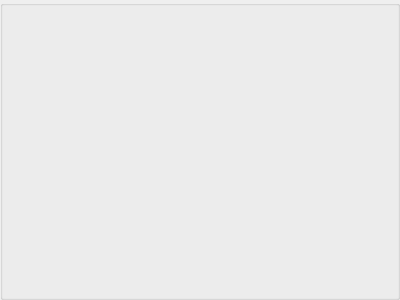
First picture: the form in network.ui, repository alexhebri/SwiftBoost, before the edit.
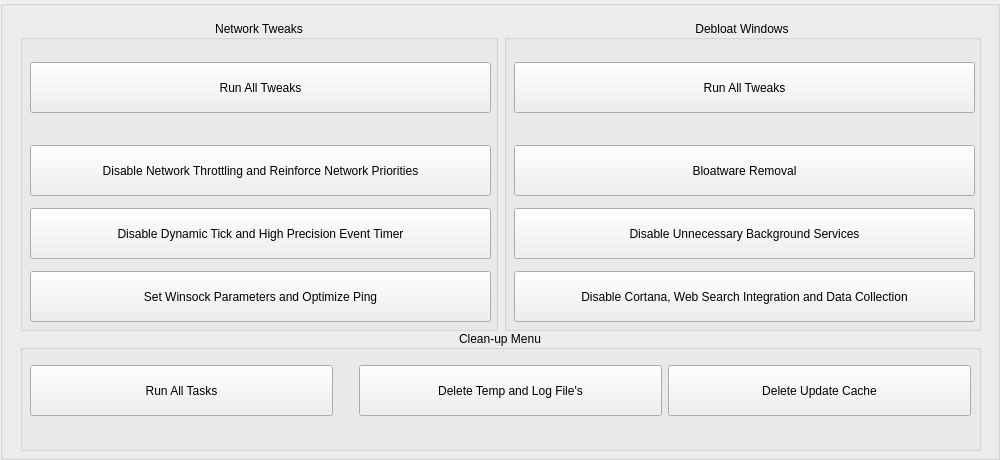
Second picture: the form after the edit.

```diff
--- a/network.ui
+++ b/network.ui
@@ -6,13 +6,405 @@
    <rect>
     <x>0</x>
     <y>0</y>
-    <width>400</width>
-    <height>300</height>
+    <width>1000</width>
+    <height>460</height>
    </rect>
   </property>
+  <property name="sizePolicy">
+   <sizepolicy hsizetype="Minimum" vsizetype="Minimum">
+    <horstretch>0</horstretch>
+    <verstretch>0</verstretch>
+   </sizepolicy>
+  </property>
+  <property name="minimumSize">
+   <size>
+    <width>1000</width>
+    <height>460</height>
+   </size>
+  </property>
+  <property name="maximumSize">
+   <size>
+    <width>1000</width>
+    <height>460</height>
+   </size>
+  </property>
   <property name="windowTitle">
    <string>GroupBox</string>
   </property>
+  <widget class="QWidget" name="">
+   <property name="geometry">
+    <rect>
+     <x>20</x>
+     <y>20</y>
+     <width>961</width>
+     <height>311</height>
+    </rect>
+   </property>
+   <layout class="QHBoxLayout" name="horizontalLayout">
+    <item>
+     <widget class="QGroupBox" name="groupBox">
+      <property name="title">
+       <string>Network Tweaks</string>
+      </property>
+      <property name="alignment">
+       <set>Qt::AlignmentFlag::AlignCenter</set>
+      </property>
+      <widget class="QWidget" name="layoutWidget">
+       <property name="geometry">
+        <rect>
+         <x>10</x>
+         <y>40</y>
+         <width>461</width>
+         <height>266</height>
+        </rect>
+       </property>
+       <layout class="QVBoxLayout" name="verticalLayout_2">
+        <property name="spacing">
+         <number>10</number>
+        </property>
+        <item>
+         <widget class="QPushButton" name="network_all">
+          <property name="minimumSize">
+           <size>
+            <width>231</width>
+            <height>51</height>
+           </size>
+          </property>
+          <property name="text">
+           <string>Run All Tweaks</string>
+          </property>
+          <property name="checkable">
+           <bool>false</bool>
+          </property>
+          <property name="autoRepeat">
+           <bool>false</bool>
+          </property>
+          <property name="autoExclusive">
+           <bool>false</bool>
+          </property>
+         </widget>
+        </item>
+        <item>
+         <spacer name="horizontalSpacer_2">
+          <property name="orientation">
+           <enum>Qt::Orientation::Horizontal</enum>
+          </property>
+          <property name="sizeHint" stdset="0">
+           <size>
+            <width>40</width>
+            <height>20</height>
+           </size>
+          </property>
+         </spacer>
+        </item>
+        <item>
+         <widget class="QPushButton" name="network_throttling">
+          <property name="minimumSize">
+           <size>
+            <width>231</width>
+            <height>51</height>
+           </size>
+          </property>
+          <property name="text">
+           <string>Disable Network Throttling and Reinforce Network Priorities</string>
+          </property>
+          <property name="checkable">
+           <bool>false</bool>
+          </property>
+          <property name="autoRepeat">
+           <bool>false</bool>
+          </property>
+          <property name="autoExclusive">
+           <bool>false</bool>
+          </property>
+         </widget>
+        </item>
+        <item>
+         <widget class="QPushButton" name="network_dynamic">
+          <property name="minimumSize">
+           <size>
+            <width>231</width>
+            <height>51</height>
+           </size>
+          </property>
+          <property name="text">
+           <string>Disable Dynamic Tick and High Precision Event Timer</string>
+          </property>
+          <property name="checkable">
+           <bool>false</bool>
+          </property>
+          <property name="autoRepeat">
+           <bool>false</bool>
+          </property>
+          <property name="autoExclusive">
+           <bool>false</bool>
+          </property>
+         </widget>
+        </item>
+        <item>
+         <widget class="QPushButton" name="network_ping">
+          <property name="minimumSize">
+           <size>
+            <width>231</width>
+            <height>51</height>
+           </size>
+          </property>
+          <property name="text">
+           <string>Set Winsock Parameters and Optimize Ping</string>
+          </property>
+          <property name="checkable">
+           <bool>false</bool>
+          </property>
+          <property name="autoRepeat">
+           <bool>false</bool>
+          </property>
+          <property name="autoExclusive">
+           <bool>false</bool>
+          </property>
+         </widget>
+        </item>
+       </layout>
+      </widget>
+     </widget>
+    </item>
+    <item>
+     <widget class="QGroupBox" name="groupBox_2">
+      <property name="title">
+       <string>Debloat Windows</string>
+      </property>
+      <property name="alignment">
+       <set>Qt::AlignmentFlag::AlignCenter</set>
+      </property>
+      <widget class="QWidget" name="layoutWidget_2">
+       <property name="geometry">
+        <rect>
+         <x>10</x>
+         <y>40</y>
+         <width>461</width>
+         <height>266</height>
+        </rect>
+       </property>
+       <layout class="QVBoxLayout" name="verticalLayout_3">
+        <property name="spacing">
+         <number>10</number>
+        </property>
+        <item>
+         <widget class="QPushButton" name="debloat_all">
+          <property name="minimumSize">
+           <size>
+            <width>231</width>
+            <height>51</height>
+           </size>
+          </property>
+          <property name="text">
+           <string>Run All Tweaks</string>
+          </property>
+          <property name="checkable">
+           <bool>false</bool>
+          </property>
+          <property name="autoRepeat">
+           <bool>false</bool>
+          </property>
+          <property name="autoExclusive">
+           <bool>false</bool>
+          </property>
+         </widget>
+        </item>
+        <item>
+         <spacer name="horizontalSpacer_3">
+          <property name="orientation">
+           <enum>Qt::Orientation::Horizontal</enum>
+          </property>
+          <property name="sizeHint" stdset="0">
+           <size>
+            <width>40</width>
+            <height>20</height>
+           </size>
+          </property>
+         </spacer>
+        </item>
+        <item>
+         <widget class="QPushButton" name="bloatware_removal">
+          <property name="minimumSize">
+           <size>
+            <width>231</width>
+            <height>51</height>
+           </size>
+          </property>
+          <property name="text">
+           <string>Bloatware Removal</string>
+          </property>
+          <property name="checkable">
+           <bool>false</bool>
+          </property>
+          <property name="autoRepeat">
+           <bool>false</bool>
+          </property>
+          <property name="autoExclusive">
+           <bool>false</bool>
+          </property>
+         </widget>
+        </item>
+        <item>
+         <widget class="QPushButton" name="debloat_back">
+          <property name="minimumSize">
+           <size>
+            <width>231</width>
+            <height>51</height>
+           </size>
+          </property>
+          <property name="text">
+           <string>Disable Unnecessary Background Services</string>
+          </property>
+          <property name="checkable">
+           <bool>false</bool>
+          </property>
+          <property name="autoRepeat">
+           <bool>false</bool>
+          </property>
+          <property name="autoExclusive">
+           <bool>false</bool>
+          </property>
+         </widget>
+        </item>
+        <item>
+         <widget class="QPushButton" name="debloat_data">
+          <property name="minimumSize">
+           <size>
+            <width>231</width>
+            <height>51</height>
+           </size>
+          </property>
+          <property name="text">
+           <string>Disable Cortana, Web Search Integration and Data Collection</string>
+          </property>
+          <property name="checkable">
+           <bool>false</bool>
+          </property>
+          <property name="autoRepeat">
+           <bool>false</bool>
+          </property>
+          <property name="autoExclusive">
+           <bool>false</bool>
+          </property>
+         </widget>
+        </item>
+       </layout>
+      </widget>
+     </widget>
+    </item>
+   </layout>
+  </widget>
+  <widget class="QGroupBox" name="groupBox_3">
+   <property name="geometry">
+    <rect>
+     <x>20</x>
+     <y>330</y>
+     <width>961</width>
+     <height>121</height>
+    </rect>
+   </property>
+   <property name="title">
+    <string>Clean-up Menu</string>
+   </property>
+   <property name="alignment">
+    <set>Qt::AlignmentFlag::AlignCenter</set>
+   </property>
+   <widget class="QWidget" name="">
+    <property name="geometry">
+     <rect>
+      <x>10</x>
+      <y>20</y>
+      <width>941</width>
+      <height>81</height>
+     </rect>
+    </property>
+    <layout class="QHBoxLayout" name="horizontalLayout_2">
+     <property name="sizeConstraint">
+      <enum>QLayout::SizeConstraint::SetMinimumSize</enum>
+     </property>
+     <item>
+      <widget class="QPushButton" name="clean_all">
+       <property name="minimumSize">
+        <size>
+         <width>231</width>
+         <height>51</height>
+        </size>
+       </property>
+       <property name="text">
+        <string>Run All Tasks</string>
+       </property>
+       <property name="checkable">
+        <bool>false</bool>
+       </property>
+       <property name="autoRepeat">
+        <bool>false</bool>
+       </property>
+       <property name="autoExclusive">
+        <bool>false</bool>
+       </property>
+      </widget>
+     </item>
+     <item>
+      <spacer name="verticalSpacer">
+       <property name="orientation">
+        <enum>Qt::Orientation::Vertical</enum>
+       </property>
+       <property name="sizeHint" stdset="0">
+        <size>
+         <width>20</width>
+         <height>10</height>
+        </size>
+       </property>
+      </spacer>
+     </item>
+     <item>
+      <widget class="QPushButton" name="clean_log_temp">
+       <property name="minimumSize">
+        <size>
+         <width>231</width>
+         <height>51</height>
+        </size>
+       </property>
+       <property name="text">
+        <string>Delete Temp and Log File's</string>
+       </property>
+       <property name="checkable">
+        <bool>false</bool>
+       </property>
+       <property name="autoRepeat">
+        <bool>false</bool>
+       </property>
+       <property name="autoExclusive">
+        <bool>false</bool>
+       </property>
+      </widget>
+     </item>
+     <item>
+      <widget class="QPushButton" name="clean_cache">
+       <property name="minimumSize">
+        <size>
+         <width>231</width>
+         <height>51</height>
+        </size>
+       </property>
+       <property name="text">
+        <string>Delete Update Cache</string>
+       </property>
+       <property name="checkable">
+        <bool>false</bool>
+       </property>
+       <property name="autoRepeat">
+        <bool>false</bool>
+       </property>
+       <property name="autoExclusive">
+        <bool>false</bool>
+       </property>
+      </widget>
+     </item>
+    </layout>
+   </widget>
+  </widget>
  </widget>
  <resources/>
  <connections/>
```
